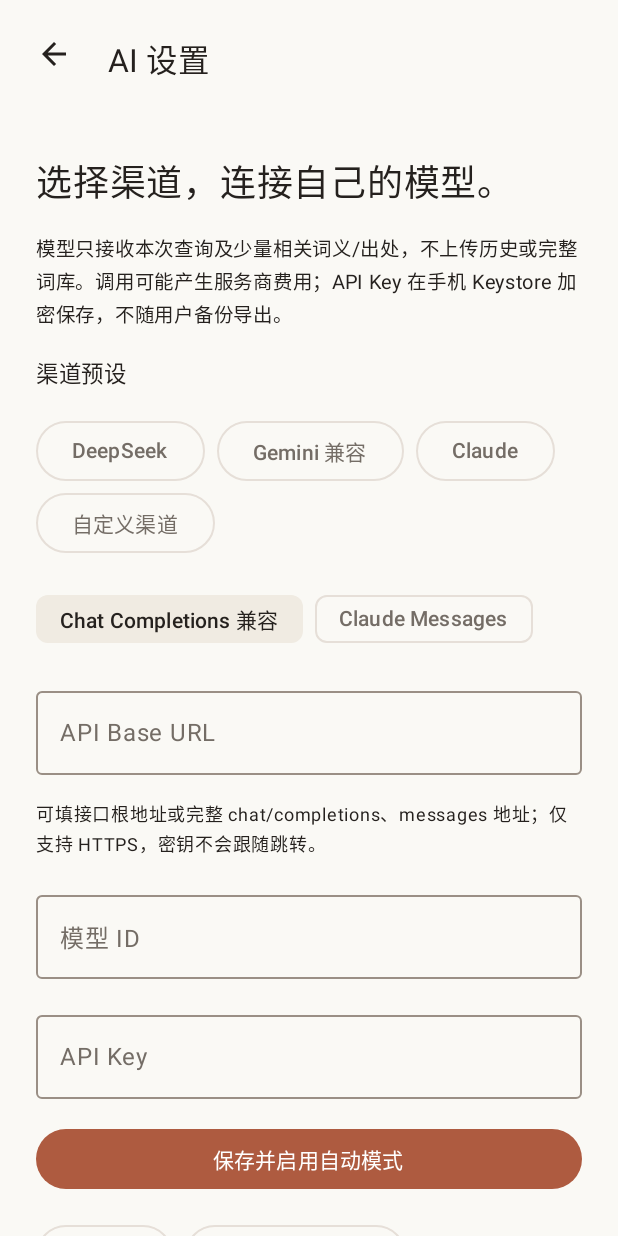
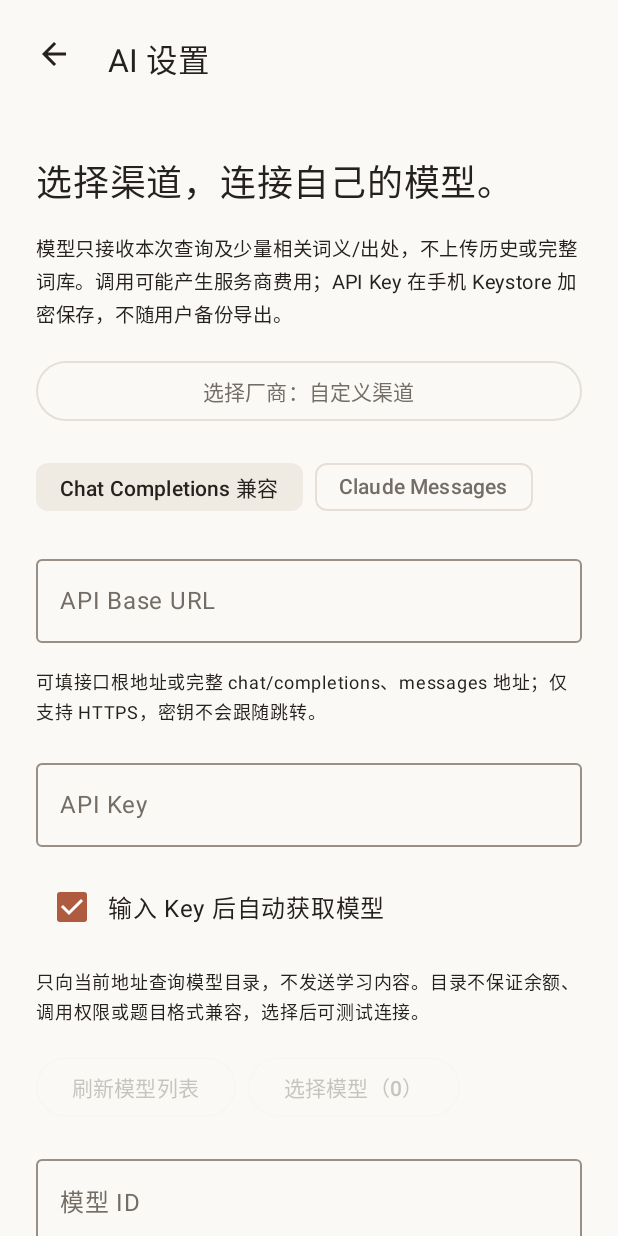
Before and after one commit to L-use/WenYanTong, an Android app built with Jetpack Compose: the AiSettingsPage screen opened through its navigation route, on a phone screen of 412 x 824 dp. Run offline under Robolectric (Android 15) with nearby library versions, the phone set to English and light mode, and no system bars.

Commit message:
feat: discover AI models from mainstream provider presets

```diff
--- a/app/src/main/java/com/wenyantong/app/AppViewModel.kt
+++ b/app/src/main/java/com/wenyantong/app/AppViewModel.kt
@@ -42,7 +42,7 @@ data class AppState(
     val storage: StorageUiState = StorageUiState()
 )
 
-class AppViewModel @JvmOverloads constructor(application: Application, private val ai: AiService=AiService()) : AndroidViewModel(application) {
+class AppViewModel @JvmOverloads constructor(application: Application, private val ai: AiService=AiService(), private val modelClient: AiModelClient=AiModelClient()) : AndroidViewModel(application) {
     private val aiStore=AiSettingsStore(application)
     private var practiceJob: Job?=null
     private var aiSettingsJob: Job?=null
@@ -136,6 +136,10 @@ class AppViewModel @JvmOverloads constructor(application: Application, private v
         is java.net.SocketTimeoutException -> "AI 请求超时，请稍后重试。"
         is java.io.IOException -> "无法连接 AI 服务，请检查网络和地址。"
         else -> error.message ?: "AI 请求失败，请检查渠道设置。"
+    }
+    suspend fun discoverAiModels(settings: AiSettings,key: String): List<AiModelOption> {
+        val resolved=withContext(Dispatchers.IO) { aiStore.discoveryKey(settings,key) }
+        return modelClient.list(settings,resolved)
     }
     fun saveAi(settings: AiSettings,key: String,enableAuto: Boolean) {
         if(aiSettingsJob?.isActive==true)return
--- a/app/src/main/java/com/wenyantong/app/feature/ai/AiSettingsPage.kt
+++ b/app/src/main/java/com/wenyantong/app/feature/ai/AiSettingsPage.kt
@@ -5,15 +5,20 @@ import androidx.compose.foundation.layout.*
 import androidx.compose.foundation.rememberScrollState
 import androidx.compose.foundation.text.KeyboardOptions
 import androidx.compose.foundation.verticalScroll
+import androidx.compose.foundation.lazy.LazyColumn
+import androidx.compose.foundation.lazy.items
 import androidx.compose.material.icons.Icons
 import androidx.compose.material.icons.automirrored.outlined.ArrowBack
 import androidx.compose.material3.*
 import androidx.compose.runtime.*
 import androidx.compose.ui.Modifier
+import androidx.compose.ui.platform.testTag
 import androidx.compose.ui.text.input.KeyboardType
 import androidx.compose.ui.text.input.PasswordVisualTransformation
 import androidx.compose.ui.unit.dp
 import androidx.compose.ui.unit.sp
+import kotlinx.coroutines.CancellationException
+import kotlinx.coroutines.delay
 import com.wenyantong.app.AppState
 import com.wenyantong.app.AppViewModel
 
@@ -23,23 +28,55 @@ import com.wenyantong.app.AppViewModel
     var model by remember(state.aiSettings) { mutableStateOf(state.aiSettings.model) }
     var secret by remember { mutableStateOf("") }
     var remove by remember { mutableStateOf(false) }
+    var provider by remember(state.aiSettings) { mutableStateOf(AiProvider.matching(state.aiSettings)) }
+    var providerPicker by remember { mutableStateOf(false) }
+    var refresh by remember { mutableIntStateOf(0) }
+    var handledRefresh by remember { mutableIntStateOf(0) }
+    var autoDiscover by remember { mutableStateOf(true) }
+    var models by remember(protocol,base,secret) { mutableStateOf(emptyList<AiModelOption>()) }
+    var modelNotice by remember(protocol,base,secret) { mutableStateOf("") }
+    var loading by remember(protocol,base,secret) { mutableStateOf(false) }
+    var modelPicker by remember(protocol,base,secret) { mutableStateOf(false) }
+    LaunchedEffect(protocol,base,secret,refresh,autoDiscover) {
+        val manual=refresh!=handledRefresh
+        handledRefresh=refresh
+        if(!manual && (!autoDiscover || secret.isBlank())) {
+            loading=false;if(models.isEmpty())modelNotice=""
+            return@LaunchedEffect
+        }
+        if(base.isBlank())return@LaunchedEffect
+        if(!manual)delay(1200)
+        loading=true;models=emptyList();modelNotice="正在获取厂商模型目录…"
+        try {
+            models=vm.discoverAiModels(AiSettings(protocol,base,""),secret)
+            modelNotice="已获取 ${models.size} 个候选模型，请选择后测试连接。"
+        } catch(e: CancellationException) { throw e }
+        catch(e: Exception) { modelNotice=when(e) {
+            is java.io.IOException -> "网络连接失败，请重试或手动填写模型 ID。"
+            is AiModelException -> e.message ?: "获取模型失败，请手动填写模型 ID。"
+            else -> "获取模型失败，请检查渠道或手动填写模型 ID。"
+        } } finally { loading=false }
+    }
     Column {
         Row(Modifier.fillMaxWidth().padding(12.dp)) { IconButton(onClick=back) { Icon(Icons.AutoMirrored.Outlined.ArrowBack,"返回") };Text("AI 设置",Modifier.padding(12.dp),fontSize=21.sp) }
         Column(Modifier.verticalScroll(rememberScrollState()).padding(24.dp),verticalArrangement=Arrangement.spacedBy(16.dp)) {
             Text("选择渠道，连接自己的模型。",fontSize=24.sp)
             Text("模型只接收本次查询及少量相关词义/出处，不上传历史或完整词库。调用可能产生服务商费用；API Key 在手机 Keystore 加密保存，不随用户备份导出。",fontSize=13.sp,lineHeight=22.sp)
-            Text("渠道预设",fontSize=15.sp)
-            FlowRow(horizontalArrangement=Arrangement.spacedBy(8.dp)) {
-                OutlinedButton(onClick={protocol=AiProtocol.COMPATIBLE;base="https://api.deepseek.com/v1";model="";secret=""}) { Text("DeepSeek") }
-                OutlinedButton(onClick={protocol=AiProtocol.COMPATIBLE;base="https://generativelanguage.googleapis.com/v1beta/openai";model="";secret=""}) { Text("Gemini 兼容") }
-                OutlinedButton(onClick={protocol=AiProtocol.CLAUDE;base="https://api.anthropic.com/v1";model="";secret=""}) { Text("Claude") }
-                OutlinedButton(onClick={protocol=AiProtocol.COMPATIBLE;base="";model="";secret=""}) { Text("自定义渠道") }
-            }
+            OutlinedButton(onClick={providerPicker=true},modifier=Modifier.fillMaxWidth()) { Text("选择厂商：${provider.title}") }
+            if(provider.note.isNotBlank())Text(provider.note,fontSize=12.sp,lineHeight=20.sp)
             FlowRow(horizontalArrangement=Arrangement.spacedBy(8.dp)) { AiProtocol.entries.forEach { value -> FilterChip(protocol==value,{protocol=value},label={Text(value.title)}) } }
             OutlinedTextField(base,{base=it},Modifier.fillMaxWidth(),label={Text("API Base URL")},placeholder={Text("https://服务地址/v1")},singleLine=true,keyboardOptions=KeyboardOptions(keyboardType=KeyboardType.Uri))
             Text("可填接口根地址或完整 chat/completions、messages 地址；仅支持 HTTPS，密钥不会跟随跳转。",fontSize=12.sp,lineHeight=20.sp)
-            OutlinedTextField(model,{model=it},Modifier.fillMaxWidth(),label={Text("模型 ID")},placeholder={Text("填写渠道实际提供的模型名称")},singleLine=true)
             OutlinedTextField(secret,{secret=it},Modifier.fillMaxWidth(),label={Text("API Key")},placeholder={Text(if(state.aiSettings.hasKey)"已加密保存；留空保留同渠道密钥" else "填入自己的 API Key")},singleLine=true,visualTransformation=PasswordVisualTransformation(),keyboardOptions=KeyboardOptions(keyboardType=KeyboardType.Password))
+            Row { Checkbox(autoDiscover,{autoDiscover=it});Text("输入 Key 后自动获取模型",Modifier.padding(top=12.dp)) }
+            Text("只向当前地址查询模型目录，不发送学习内容。目录不保证余额、调用权限或题目格式兼容，选择后可测试连接。",fontSize=12.sp,lineHeight=20.sp)
+            Row(horizontalArrangement=Arrangement.spacedBy(8.dp)) {
+                OutlinedButton(onClick={refresh++},enabled=!loading && !state.aiBusy && base.isNotBlank()) { Text("刷新模型列表") }
+                OutlinedButton(onClick={modelPicker=true},enabled=models.isNotEmpty() && !loading) { Text("选择模型（${models.size}）") }
+            }
+            if(loading)LinearProgressIndicator(Modifier.fillMaxWidth())
+            if(modelNotice.isNotBlank())Text(modelNotice,fontSize=13.sp,lineHeight=21.sp)
+            OutlinedTextField(model,{model=it},Modifier.fillMaxWidth(),label={Text("模型 ID")},placeholder={Text("从目录选择，也可手动填写")},singleLine=true)
             Button(onClick={vm.saveAi(AiSettings(protocol,base,model),secret,true);secret=""},enabled=!state.aiBusy,modifier=Modifier.fillMaxWidth()) { Text("保存并启用自动模式") }
             Row(horizontalArrangement=Arrangement.spacedBy(8.dp)) {
                 OutlinedButton(onClick={vm.saveAi(AiSettings(protocol,base,model),secret,false);secret=""},enabled=!state.aiBusy) { Text("仅保存") }
@@ -51,5 +88,27 @@ import com.wenyantong.app.AppViewModel
             TextButton(onClick={remove=true},enabled=!state.aiBusy) { Text("清除 AI 配置和密钥") }
         }
     }
+    if(providerPicker)AlertDialog(onDismissRequest={providerPicker=false},title={Text("选择模型厂商")},text={
+        LazyColumn(Modifier.heightIn(max=420.dp).testTag("ai-provider-list")) { items(AiProvider.entries.toList()) { value ->
+            TextButton(onClick={
+                providerPicker=false;provider=value;protocol=value.protocol;base=value.base;model="";secret=""
+            },modifier=Modifier.fillMaxWidth()) { Text(value.title) }
+        } }
+    },confirmButton={TextButton(onClick={providerPicker=false}) { Text("取消") }})
+    if(modelPicker)AiModelPicker(models,{modelPicker=false}) { selected -> model=selected;modelPicker=false }
     if(remove)AlertDialog(onDismissRequest={remove=false},title={Text("清除 AI 配置？")},text={Text("移除本机保存的渠道、模型及 API Key，不影响词库和学习记录。")},confirmButton={TextButton(onClick={remove=false;vm.clearAi()}) { Text("清除") }},dismissButton={TextButton(onClick={remove=false}) { Text("取消") }})
 }
+
+@Composable internal fun AiModelPicker(models: List<AiModelOption>,dismiss:()->Unit,select:(String)->Unit) {
+    var query by remember { mutableStateOf("") }
+    val filtered=remember(models,query) { models.filter { it.id.contains(query,true) || it.title.contains(query,true) } }
+    AlertDialog(onDismissRequest=dismiss,title={Text("选择模型")},text={Column {
+        OutlinedTextField(query,{query=it},Modifier.fillMaxWidth(),label={Text("搜索模型")},singleLine=true)
+        Text("${filtered.size} 个结果",Modifier.padding(vertical=8.dp))
+        LazyColumn(Modifier.heightIn(max=360.dp)) { items(filtered,key={it.id}) { value ->
+            TextButton(onClick={select(value.id)},modifier=Modifier.fillMaxWidth()) { Column(Modifier.fillMaxWidth()) {
+                Text(value.id);if(value.title!=value.id)Text(value.title,fontSize=12.sp)
+            } }
+        } }
+    }},confirmButton={TextButton(onClick=dismiss) { Text("取消") }})
+}
```
Also changed, not shown: app/src/main/java/com/wenyantong/app/feature/ai/AiModels.kt (added, +107 -0 lines), app/src/main/java/com/wenyantong/app/feature/ai/AiSettings.kt (+19 -0 lines), 11 other files.
